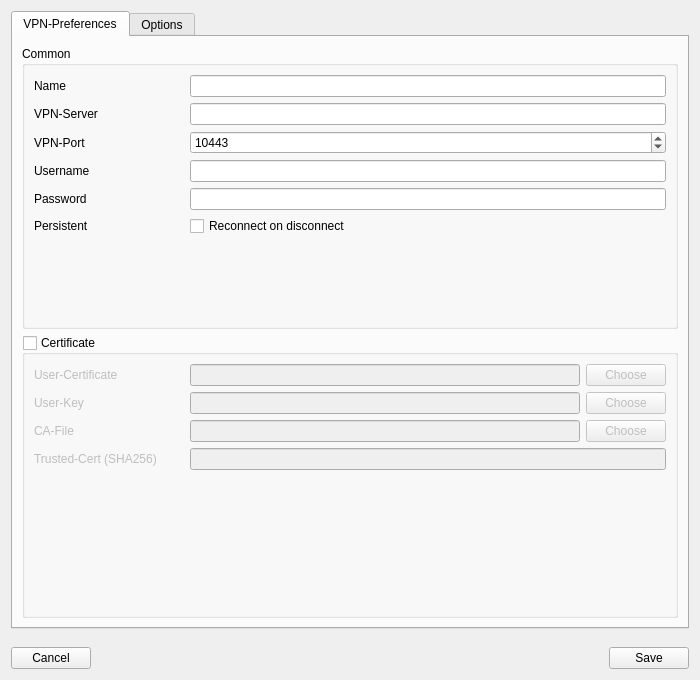
theinvisible/openfortigui, file openfortigui/vpnprofileeditor.ui: the form before one commit.
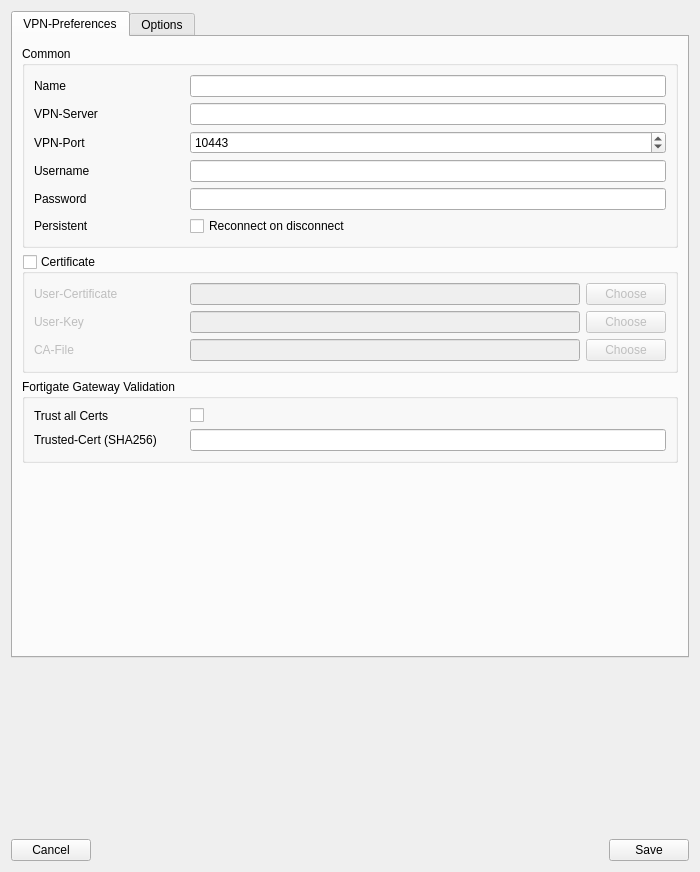
The form after the commit.

Commit message: Add option and function to trust any fortigate gateway cert

```diff
--- a/openfortigui/vpnprofileeditor.ui
+++ b/openfortigui/vpnprofileeditor.ui
@@ -7,7 +7,7 @@
     <x>0</x>
     <y>0</y>
     <width>700</width>
-    <height>680</height>
+    <height>872</height>
    </rect>
   </property>
   <property name="windowTitle">
@@ -243,7 +243,16 @@
             </item>
            </layout>
           </item>
-          <item row="3" column="0">
+         </layout>
+        </widget>
+       </item>
+       <item>
+        <widget class="QGroupBox" name="groupBox_5">
+         <property name="title">
+          <string>Fortigate Gateway Validation</string>
+         </property>
+         <layout class="QFormLayout" name="formLayout_6">
+          <item row="1" column="0">
            <widget class="QLabel" name="label_15">
             <property name="minimumSize">
              <size>
@@ -262,12 +271,39 @@
             </property>
            </widget>
           </item>
-          <item row="3" column="1">
+          <item row="1" column="1">
            <widget class="QLineEdit" name="leTrustedCert"/>
           </item>
+          <item row="0" column="0">
+           <widget class="QLabel" name="label_29">
+            <property name="text">
+             <string>Trust all Certs</string>
+            </property>
+           </widget>
+          </item>
+          <item row="0" column="1">
+           <widget class="QCheckBox" name="cbTrustAllGwCerts">
+            <property name="text">
+             <string/>
+            </property>
+           </widget>
+          </item>
          </layout>
         </widget>
        </item>
+       <item>
+        <spacer name="verticalSpacer_3">
+         <property name="orientation">
+          <enum>Qt::Vertical</enum>
+         </property>
+         <property name="sizeHint" stdset="0">
+          <size>
+           <width>20</width>
+           <height>40</height>
+          </size>
+         </property>
+        </spacer>
+       </item>
       </layout>
      </widget>
      <widget class="QWidget" name="tab_2">
```
The commit also changes 16 other files.
